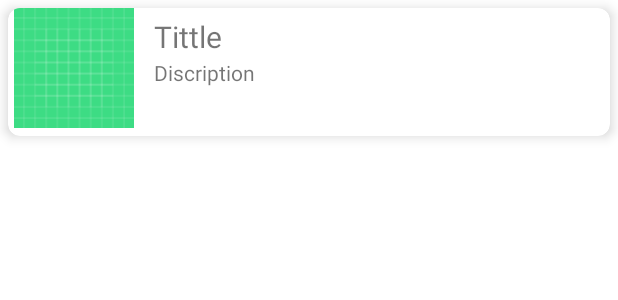
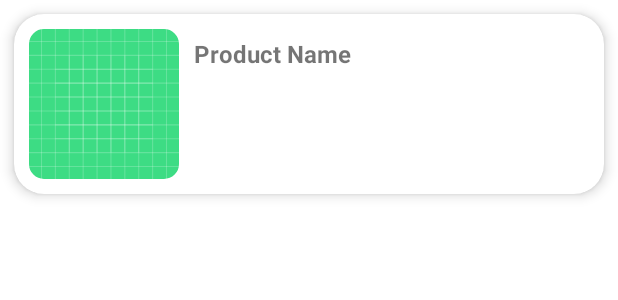
Before and after one commit to ShivangiTiwari10/API-, an Android app: the layout my_api_items.xml on its own in the app's theme, with its tools: preview values and no code run, on a phone screen of 412 x 824 dp. Shown: the top 300 px of the screen. Run offline under Robolectric (Android 15) with nearby library versions, the phone set to English and light mode, and no system bars; network calls fail.

Commit message:
style: changes in layout

```diff
--- a/app/src/main/res/layout/my_api_items.xml
+++ b/app/src/main/res/layout/my_api_items.xml
@@ -3,52 +3,42 @@
     xmlns:app="http://schemas.android.com/apk/res-auto"
     android:layout_width="match_parent"
     android:layout_height="wrap_content"
-    app:cardCornerRadius="8dp"
+    app:cardCornerRadius="20dp"
     app:cardElevation="5dp"
-    android:layout_margin="5dp">
+    android:layout_margin="9dp"
+    android:id="@+id/cardItem">
 
-    <androidx.constraintlayout.widget.ConstraintLayout
+    <LinearLayout
         android:layout_width="match_parent"
-        android:layout_height="wrap_content">
+        android:layout_height="wrap_content"
+        android:orientation="horizontal">
 
-        <ImageView
-            android:id="@+id/imageView"
-            android:layout_width="80dp"
-            android:layout_height="80dp"
-            android:layout_marginStart="4dp"
-            android:layout_marginBottom="5dp"
+        <com.google.android.material.imageview.ShapeableImageView
+            android:layout_width="100dp"
+            android:layout_height="100dp"
+            android:scaleType="centerCrop"
+            android:id="@+id/productImage"
+            android:layout_margin="10dp"
             android:src="@drawable/ic_launcher_background"
-            app:layout_constraintBottom_toBottomOf="parent"
-            app:layout_constraintStart_toStartOf="parent"
-            app:layout_constraintTop_toTopOf="parent"
-            app:layout_constraintVertical_bias="0.0"
-            android:contentDescription="@string/todo" />
+            app:shapeAppearanceOverlay="@style/SoftCorner"
+           >
+
+        </com.google.android.material.imageview.ShapeableImageView>
 
         <TextView
-            android:id="@+id/texTitle"
             android:layout_width="wrap_content"
             android:layout_height="wrap_content"
-            android:layout_marginTop="5dp"
-            android:text="@string/tittle"
-            android:textSize="20sp"
-            app:layout_constraintEnd_toEndOf="parent"
-            app:layout_constraintHorizontal_bias="0.049"
-            app:layout_constraintStart_toEndOf="@+id/imageView"
-            app:layout_constraintTop_toTopOf="parent" />
+            android:id="@+id/productTitle"
+            android:textStyle="bold"
+            android:textSize="16sp"
+            android:text="@string/product_name"
+            android:layout_marginTop="15dp"
+            >
 
-        <TextView
-            android:id="@+id/textDiss"
-            android:layout_width="wrap_content"
-            android:layout_height="wrap_content"
-            android:layout_marginBottom="32dp"
-            android:text="@string/discription"
-            app:layout_constraintBottom_toBottomOf="parent"
-            app:layout_constraintEnd_toEndOf="@+id/texTitle"
-            app:layout_constraintHorizontal_bias="0.0"
-            app:layout_constraintStart_toStartOf="@+id/texTitle"
-            app:layout_constraintTop_toBottomOf="@+id/texTitle"
-            app:layout_constraintVertical_bias="0.571" />
+        </TextView>
 
-    </androidx.constraintlayout.widget.ConstraintLayout>
+    </LinearLayout>
+
+
 
 </androidx.cardview.widget.CardView>
--- a/app/src/main/res/values/strings.xml
+++ b/app/src/main/res/values/strings.xml
@@ -3,4 +3,5 @@
     <string name="discription">Discription</string>
     <string name="tittle">Tittle</string>
     <string name="todo">TODO</string>
+    <string name="product_name">Product Name</string>
 </resources>
--- a/app/src/main/res/values/themes.xml
+++ b/app/src/main/res/values/themes.xml
@@ -13,4 +13,10 @@
         <item name="android:statusBarColor">?attr/colorPrimaryVariant</item>
         <!-- Customize your theme here. -->
     </style>
+
+    <style name="SoftCorner">
+        <item name="cornerFamily">rounded</item>
+        <item name="cornerSize">10dp</item>
+        <item name="color">@color/white</item>
+    </style>
 </resources>
```
